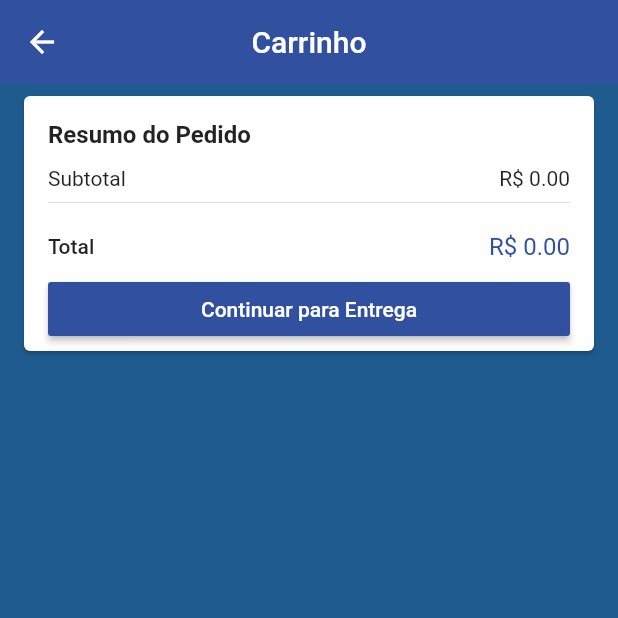
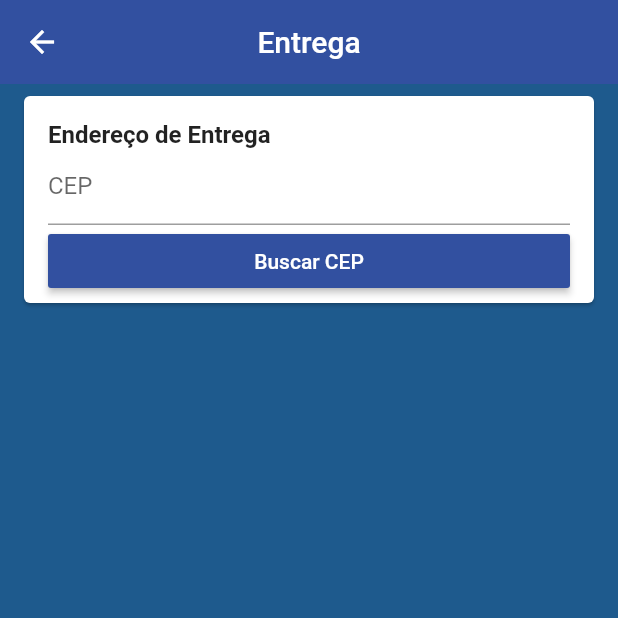
Before and after one commit to adrianofreires/loja_virtual, a Flutter app: the CartScreen screen opened by its route, after a tap on "Continuar para Entrega", on a phone screen of 412 x 824 dp, the top half of it. Run offline on Flutter 3.47's test engine with Material 2 defaults, Android fonts, the phone set to English and light mode, and no system bars; our stand-ins replace carousel_pro, cloud_firestore, firebase_auth, firebase_storage, image_cropper, image_picker and 1 more; missing offline and left inert: alphabet_list_scroll_view; accounts and stored records are empty.

Commit message:
criando a tela de busca do CEP

```diff
--- a/lib/main.dart
+++ b/lib/main.dart
@@ -1,5 +1,6 @@
 import 'package:flutter/material.dart';
 import 'package:loja_virtual/models/admin_users_manager.dart';
+import 'package:loja_virtual/screens/address/address_screen.dart';
 import 'package:loja_virtual/screens/edit_product/edit_product_screen.dart';
 import 'package:loja_virtual/screens/product/product_screen.dart';
 import 'package:loja_virtual/screens/select_product/select_product_screen.dart';
@@ -62,6 +63,8 @@ class MyApp extends StatelessWidget {
           switch (settings.name) {
             case '/login':
               return MaterialPageRoute(builder: (_) => LoginScreen());
+            case '/address':
+              return MaterialPageRoute(builder: (_) => AddressScreen());
             case '/signup':
               return MaterialPageRoute(builder: (_) => SignUpScreen());
             case '/edit_product':
--- /dev/null
+++ b/lib/screens/address/address_screen.dart
@@ -0,0 +1,20 @@
+import 'package:flutter/material.dart';
+
+import 'components/address_card.dart';
+
+class AddressScreen extends StatelessWidget {
+  @override
+  Widget build(BuildContext context) {
+    return Scaffold(
+      appBar: AppBar(
+        title: const Text('Entrega'),
+        centerTitle: true,
+      ),
+      body: ListView(
+        children: [
+          AddressCard(),
+        ],
+      ),
+    );
+  }
+}
--- /dev/null
+++ b/lib/screens/address/components/address_card.dart
@@ -0,0 +1,24 @@
+import 'package:flutter/material.dart';
+import 'cep_input_field.dart';
+
+class AddressCard extends StatelessWidget {
+  @override
+  Widget build(BuildContext context) {
+    return Card(
+      margin: const EdgeInsets.symmetric(horizontal: 16.0, vertical: 8.0),
+      child: Padding(
+        padding: const EdgeInsets.fromLTRB(16.0, 16.0, 16.0, 4.0),
+        child: Column(
+          crossAxisAlignment: CrossAxisAlignment.start,
+          children: [
+            Text(
+              'Endereço de Entrega',
+              style: TextStyle(fontWeight: FontWeight.w600, fontSize: 16.0),
+            ),
+            CepInputField(),
+          ],
+        ),
+      ),
+    );
+  }
+}
--- /dev/null
+++ b/lib/screens/address/components/cep_input_field.dart
@@ -0,0 +1,26 @@
+import 'package:flutter/material.dart';
+import 'package:flutter/services.dart';
+
+class CepInputField extends StatelessWidget {
+  @override
+  Widget build(BuildContext context) {
+    return Column(
+      crossAxisAlignment: CrossAxisAlignment.stretch,
+      children: [
+        TextFormField(
+          decoration: const InputDecoration(
+              isDense: true, labelText: 'CEP', hintText: '12.345-678'),
+          inputFormatters: [FilteringTextInputFormatter.digitsOnly],
+          keyboardType: TextInputType.number,
+        ),
+        RaisedButton(
+          onPressed: () {},
+          color: Theme.of(context).primaryColor,
+          textColor: Colors.white,
+          disabledColor: Theme.of(context).primaryColor.withAlpha(100),
+          child: Text('Buscar CEP'),
+        ),
+      ],
+    );
+  }
+}
--- a/lib/screens/cart/cart_screen.dart
+++ b/lib/screens/cart/cart_screen.dart
@@ -23,7 +23,9 @@ class CartScreen extends StatelessWidget {
               ),
               PriceCard(
                 buttonText: 'Continuar para Entrega',
-                onPressed: cartManager.isCartValid ? () {} : null,
+                onPressed: cartManager.isCartValid ? () {
+                  Navigator.pushNamed(context, '/address');
+                } : null,
               ),
             ],
           );
```
